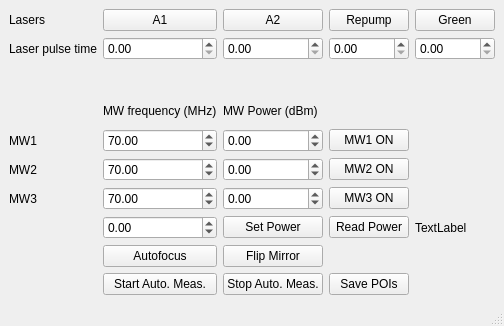
First picture: the form in gui/setupcontrol/setup_control.ui, repository pi3Stuttgart/qudi, before the edit.
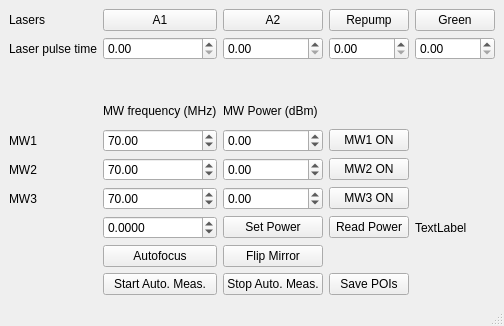
Second picture: the form after the edit.

What changed in the file:
```diff
--- a/gui/setupcontrol/setup_control.ui
+++ b/gui/setupcontrol/setup_control.ui
@@ -131,6 +131,9 @@
       </item>
       <item row="7" column="1">
        <widget class="QDoubleSpinBox" name="Set_Power_DoubleSpinBox">
+        <property name="decimals">
+         <number>4</number>
+        </property>
         <property name="minimum">
          <double>-100.000000000000000</double>
         </property>
```
